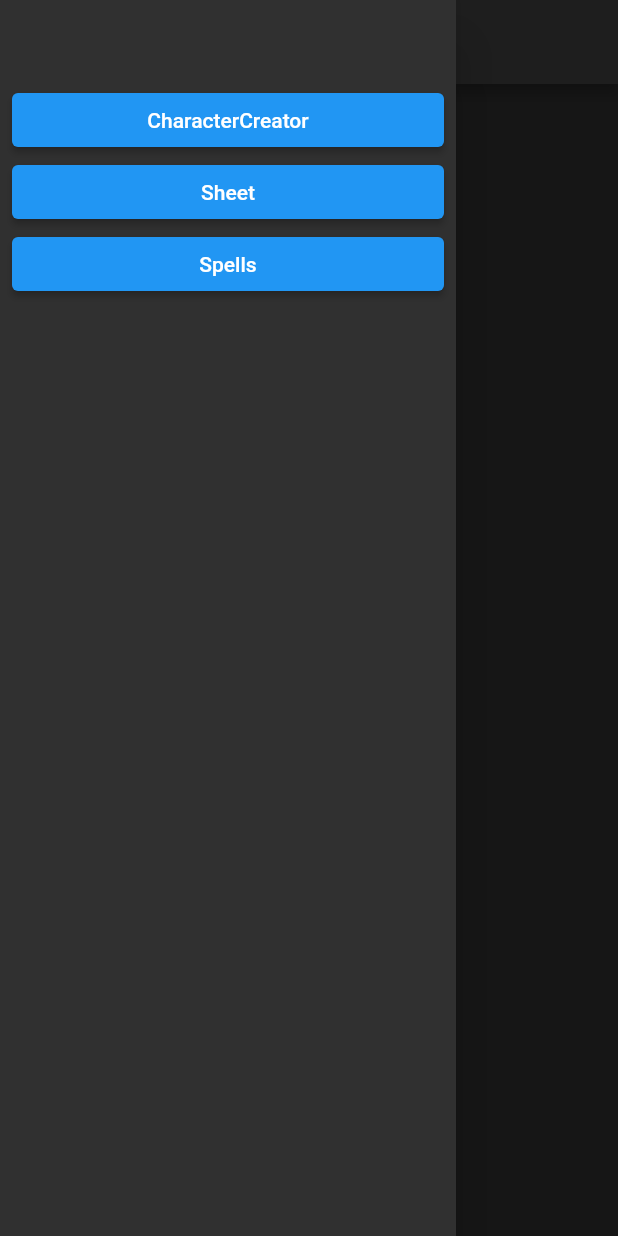
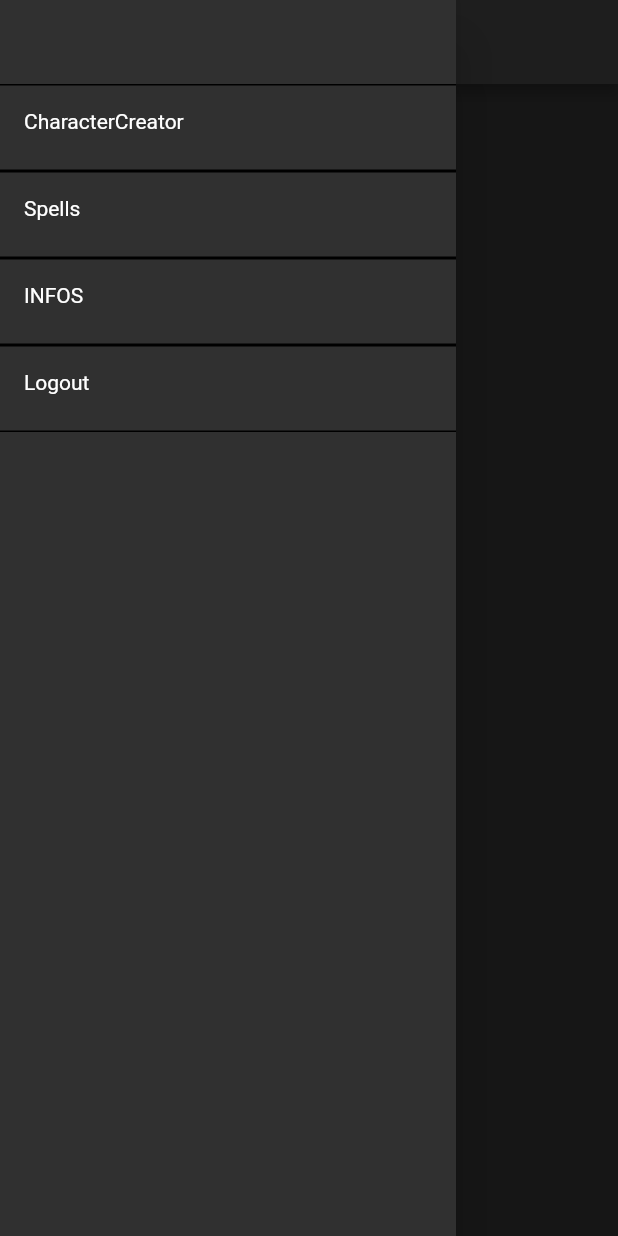
Before and after one commit to Lululululukasz/SpellList, a Flutter app: the MainMenu screen opened by its route, with the side drawer open, on a phone screen of 412 x 824 dp. Run offline on Flutter 3.47's test engine with Material 2 defaults, Android fonts, the phone set to English and light mode, and no system bars; our stand-ins replace firebase_auth, firebase_core, flutter_signin_button; accounts and stored records are empty; network calls fail.

Commit message:
it works needs styles 2.0

```diff
--- a/lib/characte_creater.dart
+++ b/lib/characte_creater.dart
@@ -1,5 +1,5 @@
 import 'package:flutter/material.dart';
-import 'package:mob_project/char_sheet.dart';
+import 'package:mob_project/Firebase/collectionForCharacter.dart';
 import 'package:mob_project/future_char_selecter.dart';
 
 
--- /dev/null
+++ b/lib/characterVar.dart
@@ -0,0 +1,20 @@
+//TODO fix this ugly piece of code
+
+final List<String> handbookClasses = <String>["Barbarian","Bard","Cleric","Druid",
+  "Fighter","Monk","Paladin","Ranger","Rogue","Sorcerer","Warlock","Wizard"];
+
+
+String whichClass = "";
+
+//for drawerNavigation
+// String whereToGo = "";
+
+String characterCreator = "/characterCreator";
+String characterCreatorName = "CharacterCreator";
+String spellListNavigation = "/spells";
+String spellListName = "Spells";
+String logoutNavigation = "/";
+String logoutName = "Logout";
+
+/*String sheetName = "Sheet";
+String sheet = "/sheet";*/
--- a/lib/character_var.dart
+++ /dev/null
@@ -1,24 +0,0 @@
-//TODO fix this ugly piece of code
-
-String barbarian = "Barbarian";
-String bard = "Bard";
-String cleric = "Cleric";
-String druid = "Druid";
-String fighter = "Fighter";
-String monk = "Monk";
-String paladin = "Paladin";
-String ranger = "Ranger";
-String rogue = "Rogue";
-String sorcerer = "Sorcerer";
-String warlock = "Warlock";
-String wizard = "Wizard";
-String whichClass = "";
-
-//for drawerNavigation
-String whereToGo = "";
-String characterCreatorName = "CharacterCreator";
-String spellsName = "Spells";
-String sheetName = "Sheet";
-String characterCreator = "/characterCreator";
-String spells = "/spells";
-String sheet = "/sheet";
--- a/lib/future_char_selecter.dart
+++ b/lib/future_char_selecter.dart
@@ -1,4 +1,4 @@
-import 'char_sheet.dart';
+import 'Firebase/collectionForCharacter.dart';
 import 'package:flutter/material.dart';
 import 'characte_creater.dart';
 
--- a/lib/menu.dart
+++ b/lib/menu.dart
@@ -1,6 +1,6 @@
 import 'package:firebase_auth/firebase_auth.dart';
 import 'package:flutter/material.dart';
-import 'package:mob_project/character_var.dart';
+import 'package:mob_project/characterVar.dart';
 import 'main.dart';
 
 //TODO THIS CODE IS DUMB, IT SHOULDN'T EXIST, take this and sheet and characterCreator
@@ -27,13 +27,15 @@ class MainMenu extends StatelessWidget {
                 navigationName: characterCreatorName,
               ),
               DrawerButton(
-                navigationRoute: sheet,
-                navigationName: sheetName,
+                navigationRoute: spellListNavigation,
+                navigationName: spellListName,
               ),
               DrawerButton(
-                navigationRoute: spells,
-                navigationName: spellsName,
+                navigationRoute: "/characterInformation",
+                navigationName: "INFOS",
               ),
+              DrawerButton(navigationRoute: "/",
+                  navigationName: logoutName)
             ],
           )),
     );
@@ -57,14 +59,17 @@ class DrawerButton extends StatefulWidget {
 class _ClassButtonState extends State<DrawerButton> {
   @override
   Widget build(BuildContext context) {
-    return Padding(
-      padding: const EdgeInsets.only(left: 8.0, right: 8.0),
-      child: ElevatedButton(
-        onPressed: () {
-          Navigator.pushNamed(context, widget.navigationRoute);
-        },
-        child: Text(widget.navigationName),
-      ),
+    return ListTile(
+      onTap: () {
+        Navigator.pushNamed(context, widget.navigationRoute);
+        print("Test for CharacterInformation");
+        if(widget.navigationRoute == "/") {
+          FirebaseAuth.instance.signOut();
+        }
+      }, //TODO add also handbookClasses,
+
+      leading: Text(widget.navigationName),
+      shape: const Border(bottom: BorderSide(), top: BorderSide()),
     );
   }
 }
--- a/lib/spells.dart
+++ b/lib/spells.dart
@@ -1,8 +1,8 @@
 import 'package:flutter/material.dart';
-import 'package:mob_project/api_call.dart';
+import 'package:mob_project/Api/api_call.dart';
 import 'dart:async';
 //following import is just used for a test will change later
-import 'package:mob_project/character_var.dart';
+import 'package:mob_project/characterVar.dart';
 
 class Spells extends StatefulWidget {
   const Spells({super.key});
```
Also changed, not shown: lib/Styles/characterInformationListTile.dart (added, +25 -0 lines), lib/Styles/drawerButton.dart (added, +26 -0 lines), lib/characterInformation.dart (added, +27 -0 lines), lib/main.dart (+6 -4 lines), lib/sheet.dart (+6 -4 lines), lib/Api/api.json (renamed from lib/api.json), lib/Api/api_call.dart (renamed from lib/api_call.dart).
